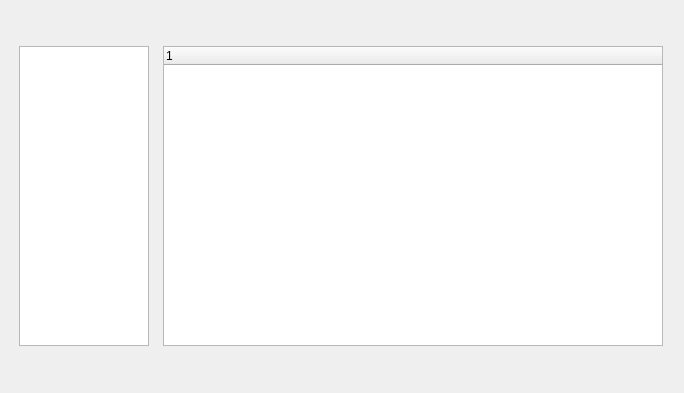
This is src/listtreewidget.ui in wanghui-andy/widget-repository as Qt 5 draws it before an edit. The edited form follows.
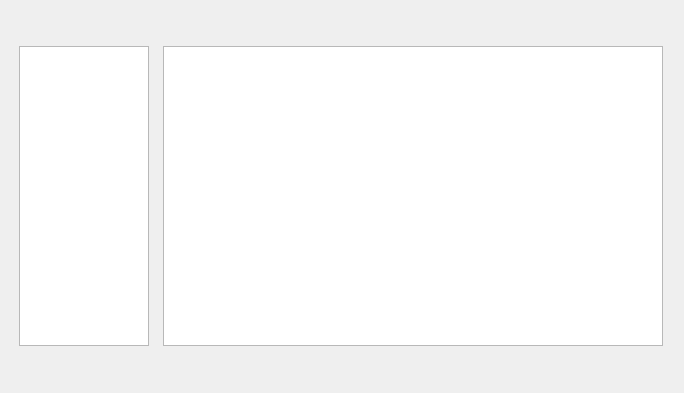
This is the edited form.

```diff
--- a/src/listtreewidget.ui
+++ b/src/listtreewidget.ui
@@ -42,7 +42,7 @@
       <bool>false</bool>
      </property>
      <attribute name="headerVisible">
-      <bool>true</bool>
+      <bool>false</bool>
      </attribute>
      <attribute name="headerCascadingSectionResizes">
       <bool>false</bool>
```
